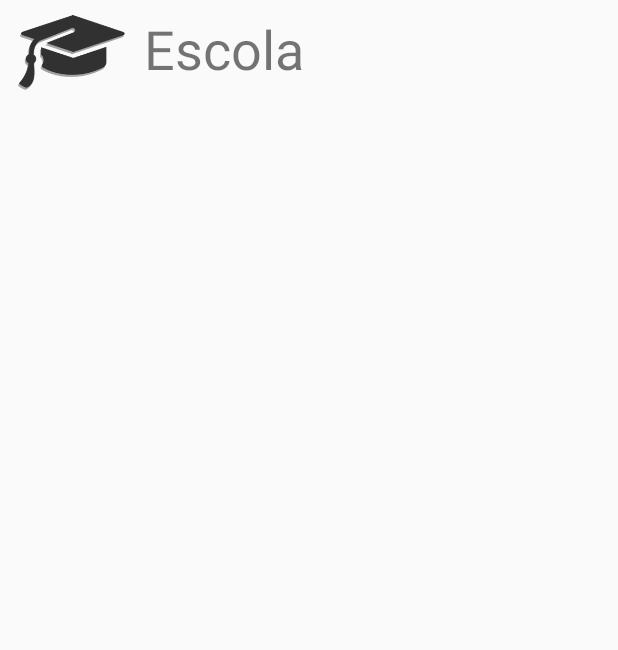
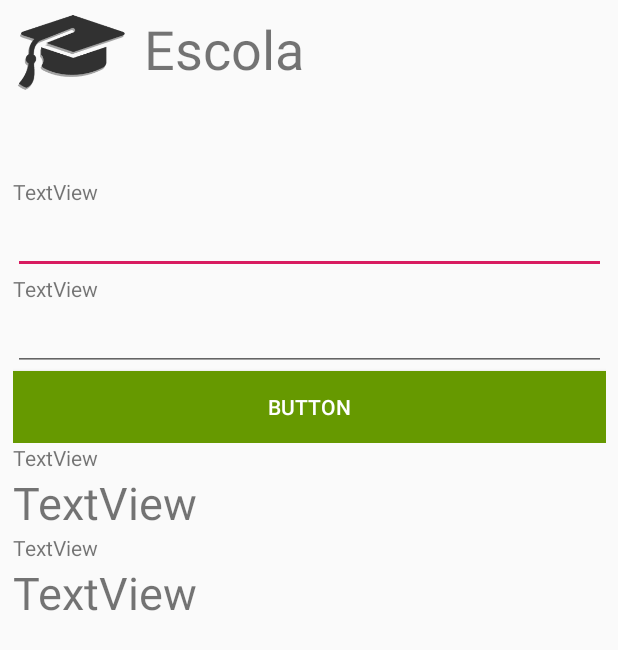
Before and after one commit to RamonPaiva/Android-Studio-M-dulo-02-Interfaces, an Android app: the screen it shows after launch (MainActivity), on a phone screen of 412 x 824 dp. Shown: the top 650 px of the screen. Run offline under Robolectric (Android 15) with nearby library versions, the phone set to English and light mode, and no system bars.

Commit message:
M02A03 – Linear Layouts

```diff
--- a/app/src/main/res/layout/activity_main.xml
+++ b/app/src/main/res/layout/activity_main.xml
@@ -28,4 +28,93 @@
         app:layout_constraintStart_toEndOf="@+id/imageView"
         app:layout_constraintTop_toTopOf="parent"
         tools:text="@string/app_name" />
+
+    <LinearLayout
+        android:id="@+id/layTudo"
+        android:layout_width="395dp"
+        android:layout_height="652dp"
+        android:layout_marginStart="8dp"
+        android:layout_marginTop="8dp"
+        android:layout_marginEnd="8dp"
+        android:layout_marginBottom="8dp"
+        android:orientation="vertical"
+        app:layout_constraintBottom_toBottomOf="parent"
+        app:layout_constraintEnd_toEndOf="parent"
+        app:layout_constraintStart_toStartOf="parent"
+        app:layout_constraintTop_toBottomOf="@+id/imageView">
+
+        <LinearLayout
+            android:id="@+id/layDados"
+            android:layout_width="match_parent"
+            android:layout_height="wrap_content"
+            android:orientation="vertical">
+
+            <TextView
+                android:id="@+id/textView2"
+                android:layout_width="match_parent"
+                android:layout_height="wrap_content"
+                android:text="TextView" />
+
+            <EditText
+                android:id="@+id/editText"
+                android:layout_width="match_parent"
+                android:layout_height="wrap_content"
+                android:ems="10"
+                android:inputType="numberDecimal" />
+
+            <TextView
+                android:id="@+id/textView3"
+                android:layout_width="match_parent"
+                android:layout_height="wrap_content"
+                android:text="TextView" />
+
+            <EditText
+                android:id="@+id/editText2"
+                android:layout_width="match_parent"
+                android:layout_height="wrap_content"
+                android:ems="10"
+                android:inputType="numberDecimal" />
+
+            <Button
+                android:id="@+id/button"
+                android:layout_width="match_parent"
+                android:layout_height="wrap_content"
+                android:background="@android:color/holo_green_dark"
+                android:text="Button"
+                android:textColor="@android:color/background_light" />
+        </LinearLayout>
+
+        <LinearLayout
+            android:id="@+id/layResult"
+            android:layout_width="match_parent"
+            android:layout_height="match_parent"
+            android:orientation="vertical">
+
+            <TextView
+                android:id="@+id/textView4"
+                android:layout_width="match_parent"
+                android:layout_height="wrap_content"
+                android:text="TextView" />
+
+            <TextView
+                android:id="@+id/textView5"
+                android:layout_width="match_parent"
+                android:layout_height="wrap_content"
+                android:text="TextView"
+                android:textSize="30sp" />
+
+            <TextView
+                android:id="@+id/textView6"
+                android:layout_width="match_parent"
+                android:layout_height="wrap_content"
+                android:text="TextView" />
+
+            <TextView
+                android:id="@+id/textView7"
+                android:layout_width="match_parent"
+                android:layout_height="wrap_content"
+                android:text="TextView"
+                android:textSize="30sp" />
+        </LinearLayout>
+    </LinearLayout>
 </android.support.constraint.ConstraintLayout>
```
